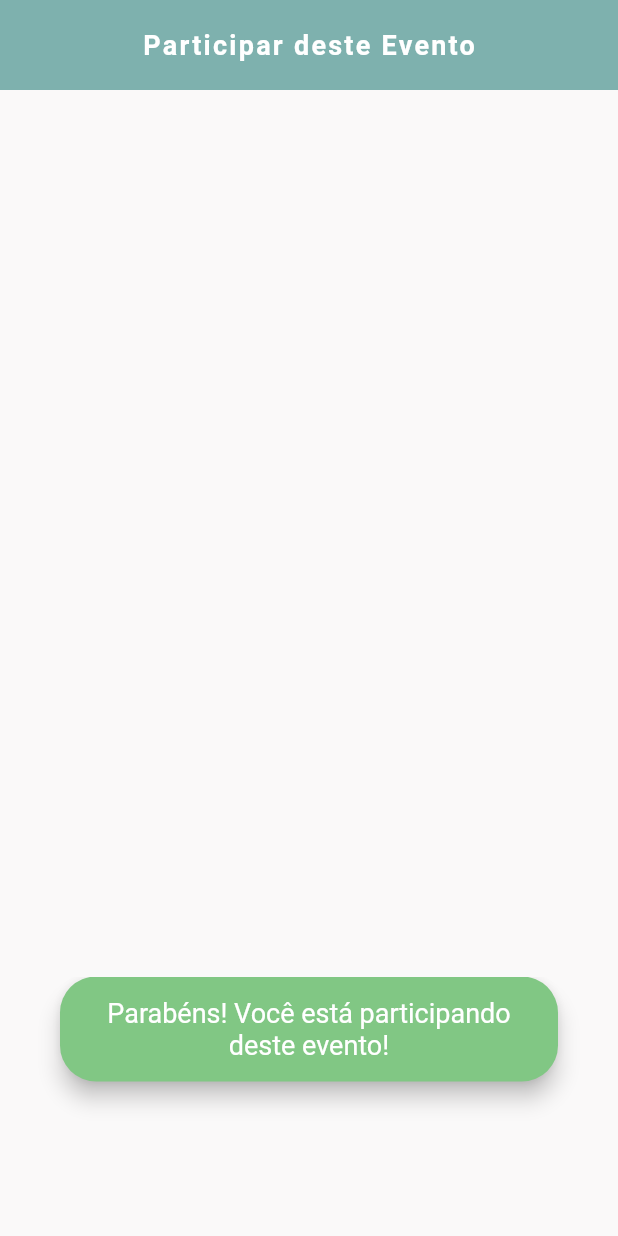
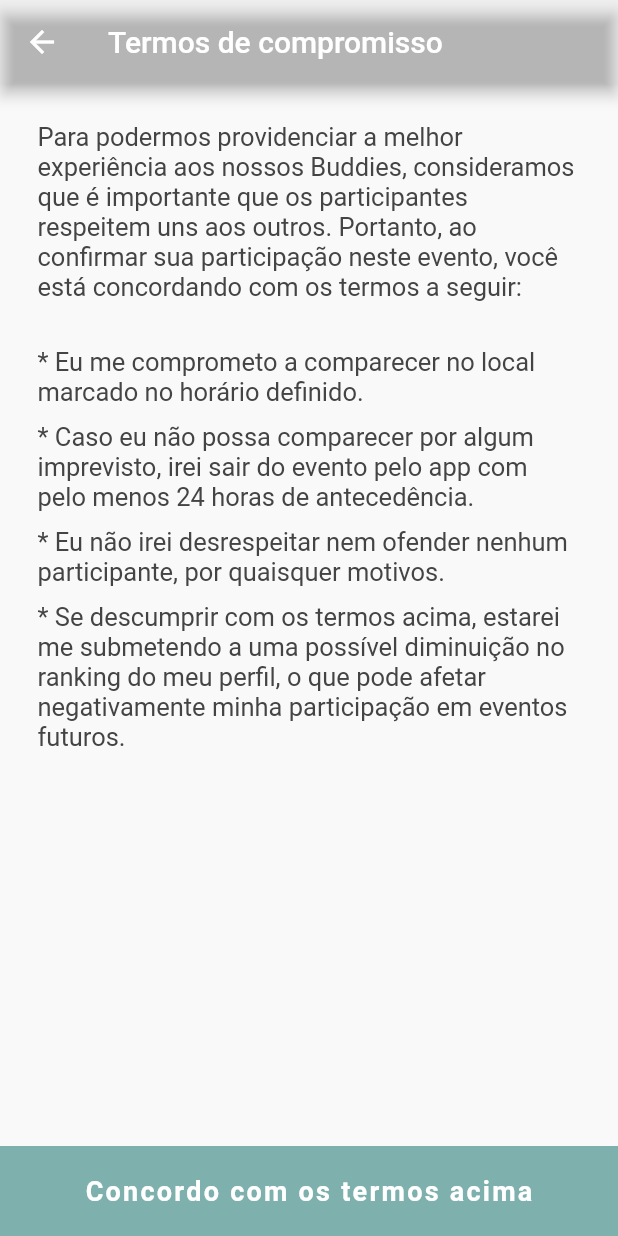
Before and after one commit to davidjentjens/buddies, a Flutter app: the ParticipateButton widget shown alone on an empty page, opened directly with empty values, after a tap on "Participar deste Evento", on a phone screen of 412 x 824 dp. Run offline on Flutter 3.47's test engine with Material 2 defaults, Android fonts, the phone set to English and light mode, and no system bars; our stand-ins replace cloud_firestore, firebase_analytics, firebase_auth, firebase_core, flutter_dotenv, font_awesome_flutter and 4 more; missing offline and left inert: algolia, cloud_firestore_web, firebase_analytics_web, firebase_auth_web, firebase_core_web, geoflutterfire and 4 more; accounts and stored records are empty; network calls fail.

Commit message:
Implementar confirmação de participação e saída de eventos

```diff
--- /dev/null
+++ b/lib/screens/EventDetails/ConfirmParticipation.dart
@@ -0,0 +1,72 @@
+import 'package:buddies/models/Event.dart';
+import 'package:flutter/material.dart';
+
+class ConfirmParticipation extends StatelessWidget {
+  final Event event;
+
+  const ConfirmParticipation({Key? key, required this.event}) : super(key: key);
+
+  @override
+  Widget build(BuildContext context) {
+    return Scaffold(
+      appBar: AppBar(
+        backgroundColor: Colors.transparent,
+        title: Text("Termos de compromisso"),
+      ),
+      bottomSheet: SizedBox(
+        width: double.infinity,
+        height: 60,
+        child: TextButton(
+          child: Text(
+            'Concordo com os termos acima',
+            style: TextStyle(color: Colors.white, fontSize: 18),
+          ),
+          onPressed: () => {Navigator.pop(context, true)},
+          style: TextButton.styleFrom(
+            shape: RoundedRectangleBorder(
+                borderRadius: BorderRadius.all(Radius.zero)),
+            primary: Colors.white,
+            backgroundColor: Theme.of(context).primaryColor,
+          ),
+        ),
+      ),
+      body: Padding(
+        padding: EdgeInsets.all(25),
+        child: Column(
+          children: [
+            Text(
+              "Para podermos providenciar a melhor experiência aos nossos Buddies, consideramos que é importante que os participantes respeitem uns aos outros. Portanto, ao confirmar sua participação neste evento, você está concordando com os termos a seguir:",
+              style: Theme.of(context).textTheme.bodyText2,
+              textAlign: TextAlign.start,
+            ),
+            SizedBox(height: 30),
+            Text(
+              "* Eu me comprometo a comparecer no local marcado no horário definido.",
+              style: Theme.of(context).textTheme.bodyText2,
+              textAlign: TextAlign.start,
+            ),
+            SizedBox(height: 10),
+            Text(
+              "* Caso eu não possa comparecer por algum imprevisto, irei sair do evento pelo app com pelo menos 24 horas de antecedência.",
+              style: Theme.of(context).textTheme.bodyText2,
+              textAlign: TextAlign.start,
+            ),
+            SizedBox(height: 10),
+            Text(
+              "* Eu não irei desrespeitar nem ofender nenhum participante, por quaisquer motivos.",
+              style: Theme.of(context).textTheme.bodyText2,
+              textAlign: TextAlign.start,
+            ),
+            SizedBox(height: 10),
+            Text(
+              "* Se descumprir com os termos acima, estarei me submetendo a uma possível diminuição no ranking do meu perfil, o que pode afetar negativamente minha participação em eventos futuros.",
+              style: Theme.of(context).textTheme.bodyText2,
+              textAlign: TextAlign.start,
+            ),
+            SizedBox(height: 60),
+          ],
+        ),
+      ),
+    );
+  }
+}
--- a/lib/screens/EventDetails/ParticipateButton.dart
+++ b/lib/screens/EventDetails/ParticipateButton.dart
@@ -1,5 +1,3 @@
-import 'dart:math';
-
 import 'package:cloud_firestore/cloud_firestore.dart';
 import 'package:firebase_auth/firebase_auth.dart';
 import 'package:flutter/material.dart';
@@ -8,6 +6,8 @@ import 'package:provider/provider.dart';
 import '../../models/Event.dart';
 import '../../widgets/Loader.dart';
 import '../../services/Database/Document.dart';
+
+import './ConfirmParticipation.dart';
 
 class ParticipateButton extends StatefulWidget {
   final Event event;
@@ -32,6 +32,16 @@ class _ParticipateButtonState extends State<ParticipateButton> {
   }
 
   void _userParticipate(BuildContext context, User user) async {
+    bool? confirmed = await Navigator.push(
+      context,
+      MaterialPageRoute(
+          builder: (context) => ConfirmParticipation(event: this.widget.event)),
+    );
+
+    if (confirmed == null || !confirmed) {
+      return;
+    }
+
     var eventDoc = Document<Event>(path: 'events/${widget.event.id}');
     await eventDoc.update({
       "participants": FieldValue.arrayUnion([
@@ -61,6 +71,37 @@ class _ParticipateButtonState extends State<ParticipateButton> {
   }
 
   void _userLeave(BuildContext context, User user) async {
+    var eventDate = DateTime.fromMillisecondsSinceEpoch(
+        this.widget.event.startTime.millisecondsSinceEpoch);
+
+    if (eventDate.difference(DateTime.now()).inHours < 24) {
+      bool confirm = await showDialog(
+        context: context,
+        builder: (_) => AlertDialog(
+          title: Text("Confirmação de Saída"),
+          content: Text(
+              "Este evento irá começar em menos de 24 horas. Se você sair agora, está concordando em receber uma pequena penalidade no seu ranking. Tem certeza que deseja sair?"),
+          actions: [
+            TextButton(
+              onPressed: () => {Navigator.pop(context, false)},
+              child: Text("Não"),
+            ),
+            TextButton(
+              onPressed: () => {Navigator.pop(context, true)},
+              child: Text("Sim"),
+            ),
+          ],
+        ),
+        barrierDismissible: false,
+      );
+
+      if (!confirm) {
+        return;
+      } else {
+        //TODO: Implementar redução de ranking
+      }
+    }
+
     var eventDoc = Document<Event>(path: 'events/${widget.event.id}');
     await eventDoc.update({
       "participants": FieldValue.arrayRemove([
```
Also changed, not shown: 1 other file.
